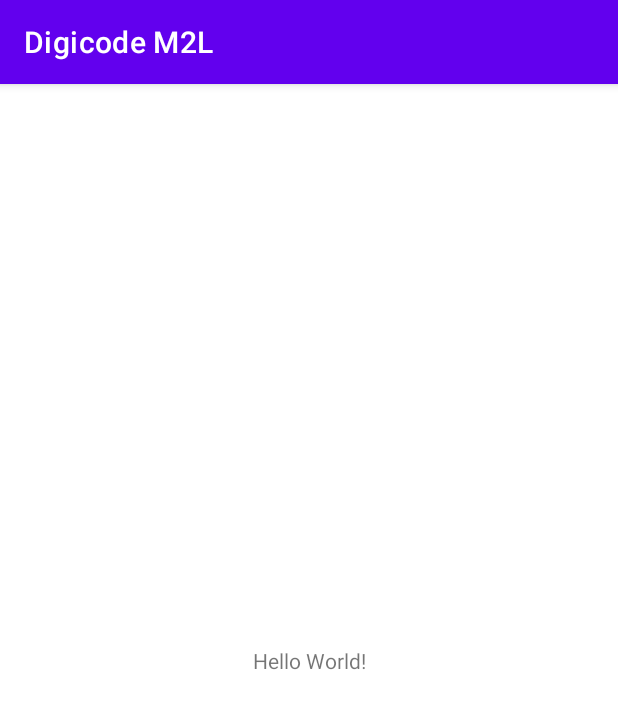
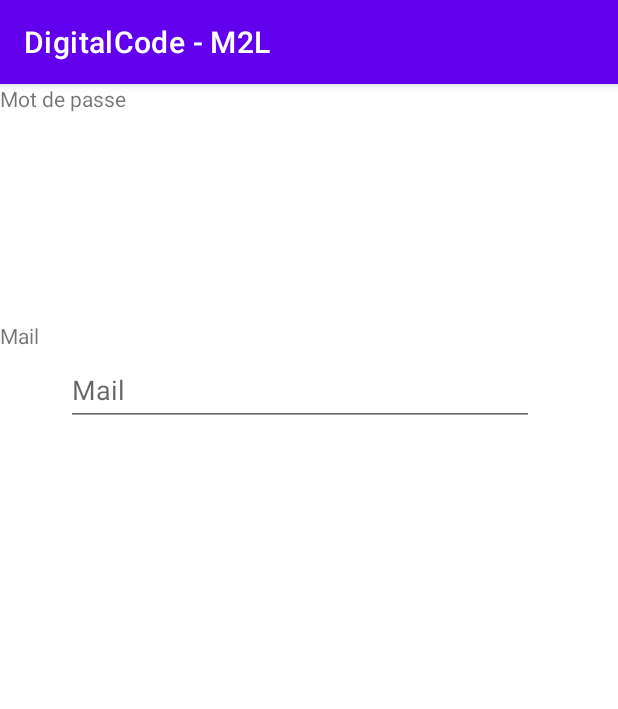
Before and after one commit to JacksonMelloGang/valres-app, an Android app: the screen it shows after launch (MainActivity before the commit, LoginActivity after it), on a phone screen of 412 x 824 dp. Shown: the top 709 px of the screen. Run offline under Robolectric (Android 15) with nearby library versions, the phone set to English and light mode, and no system bars.

Commit message:
imported project, oui

```diff
--- /dev/null
+++ b/app/src/main/java/fr/valres/app/LoginActivity.java
@@ -0,0 +1,49 @@
+package fr.valres.app;
+
+import androidx.appcompat.app.AppCompatActivity;
+
+import android.os.Bundle;
+import android.content.Intent;
+import android.database.sqlite.SQLiteDatabase;
+import android.os.Bundle;
+import android.util.Log;
+import android.view.View;
+import android.widget.Button;
+import android.widget.EditText;
+import android.widget.Toast;
+
+public class LoginActivity extends AppCompatActivity {
+
+    final MySQLiteHelper db = new MySQLiteHelper(this);
+
+    @Override
+    protected void onCreate(Bundle savedInstanceState) {
+        super.onCreate(savedInstanceState);
+        setContentView(R.layout.activity_login);
+
+        EditText ztLogin = (EditText) findViewById(R.id.ztLogin);
+        EditText ztPassword = (EditText) findViewById(R.id.ztPassword);
+
+        Button btnLogin = (Button) findViewById(R.id.btConnect);
+
+        btnLogin.setOnClickListener(new View.OnClickListener() {
+            @Override
+            public void onClick(View view) {
+                String login = ztLogin.getText().toString();
+                String password = ztPassword.getText().toString();
+
+                if (login.length() == 0 || password.length() == 0) {
+                    Toast.makeText(LoginActivity.this, "Login ou mot de passe vide", Toast.LENGTH_SHORT).show();
+                } else {
+                    if(db.login(login, password)){
+                        Toast.makeText(LoginActivity.this, "Login et mot de passe OK", Toast.LENGTH_SHORT).show();
+
+                        Intent intent = new Intent(LoginActivity.this, ChoixDateSalle.class);
+                        startActivity(intent);
+                    }
+                }
+            }
+        });
+
+    }
+}
--- a/app/src/main/java/fr/valres/app/MainActivity.java
+++ b/app/src/main/java/fr/valres/app/MainActivity.java
@@ -2,6 +2,7 @@ package fr.valres.app;
 
 import androidx.appcompat.app.AppCompatActivity;
 
+import android.content.Intent;
 import android.os.Bundle;
 
 public class MainActivity extends AppCompatActivity {
--- /dev/null
+++ b/app/src/main/java/fr/valres/app/MySQLiteHelper.java
@@ -0,0 +1,114 @@
+package fr.valres.app;
+
+import java.util.Date;
+import java.util.LinkedList;
+import java.util.List;
+
+import android.content.ContentValues;
+import android.content.Context;
+import android.database.Cursor;
+import android.database.sqlite.SQLiteDatabase;
+import android.database.sqlite.SQLiteOpenHelper;
+import android.util.Log;
+
+public class MySQLiteHelper extends SQLiteOpenHelper {
+
+    private static final int DATABASE_VERSION = 1;
+    private static final String DATABASE_NAME = "bdDigicode";
+
+    public MySQLiteHelper(Context context) {
+        super(context, DATABASE_NAME, null, DATABASE_VERSION);
+    }
+
+    @Override
+    public void onCreate(SQLiteDatabase db) {
+        String CREATE_USER_TABLE = "CREATE TABLE users ( " +
+                "id INTEGER PRIMARY KEY AUTOINCREMENT, " +
+                "login TEXT, "+
+                "password TEXT )";
+
+        String CREATE_CODE_TABLE = "CREATE TABLE code (" +
+                "id INTEGER PRIMARY KEY AUTOINCREMENT," +
+                "numero INTEGER," +
+                "salle INTEGER," +
+                "date DATE)" ;
+
+        db.execSQL(CREATE_USER_TABLE);
+        db.execSQL(CREATE_CODE_TABLE);
+
+        // Creation d'un jeu d'essai
+
+        db.execSQL("INSERT INTO users VALUES(1,'a@gmail.com',123)");
+        db.execSQL("INSERT INTO users VALUES(2,'b@gmail.com',456)");
+
+        db.execSQL("INSERT INTO code VALUES(1,123,1,'2020-12-12')");
+            }
+
+    @Override
+    public void onUpgrade(SQLiteDatabase db, int oldVersion, int newVersion) {
+        db.execSQL("DROP TABLE IF EXISTS users");
+
+    }
+
+    /**
+     * CRUD operations (create "add", read "get", update, delete) book + get all books + delete all books
+     */
+
+    private static final String TABLE_USERS = "users";
+    private static final String TABLE_DIGICODE = "code";
+
+    private static final String USERS_KEY_ID = "id";
+    private static final String USERS_KEY_LOGIN = "login";
+    private static final String USERS_KEY_PASSWORD = "password";
+
+    private static final String DIGICODE_KEY_ID = "id";
+    private static final String DIGICODE_KEY_NUMERO = "numero";
+
+
+
+    private static final String[] USERS_COLUMNS = {USERS_KEY_ID,USERS_KEY_LOGIN,USERS_KEY_PASSWORD};
+    private static final String[] DIGICODE_COLUMNS = {DIGICODE_KEY_ID,DIGICODE_KEY_NUMERO};
+
+    public boolean login(String login, String password) {
+    	SQLiteDatabase db = this.getWritableDatabase();
+    	Cursor mCursor = db.rawQuery("SELECT * FROM " + TABLE_USERS + " WHERE login=? AND password=?", new String[]{login,password});
+
+    	if (mCursor != null) {
+    		// S'il y a un resultat...
+	    	if(mCursor.getCount() > 0)
+	    	{
+	    		return true;
+	    	}
+	    }
+
+	    return false;
+	}
+
+    public boolean registerCode(int code, int salle, Date date){
+        SQLiteDatabase db = this.getWritableDatabase();
+        ContentValues values = new ContentValues();
+        values.put("numero", code);
+        values.put("salle", salle);
+        values.put("date", date.toString());
+
+        db.insert("digicode", null, values);
+        db.close();
+
+        return true;
+    }
+
+    public int recupDigicode(int salle, Date date){
+        SQLiteDatabase db = this.getWritableDatabase();
+        Cursor mCursor = db.rawQuery("SELECT * FROM " + TABLE_DIGICODE + " WHERE salle=? AND date=?", new String[]{String.valueOf(salle), date.toString()});
+        int code = 0;
+        if (mCursor != null) {
+            // if result
+            if(mCursor.getCount() > 0)
+            {
+                code = mCursor.getInt(1);
+            }
+        }
+        return code;
+    }
+
+}
--- /dev/null
+++ b/app/src/main/res/layout/activity_login.xml
@@ -0,0 +1,86 @@
+<?xml version="1.0" encoding="utf-8"?>
+<androidx.constraintlayout.widget.ConstraintLayout xmlns:android="http://schemas.android.com/apk/res/android"
+    xmlns:app="http://schemas.android.com/apk/res-auto"
+    xmlns:tools="http://schemas.android.com/tools"
+    android:layout_width="match_parent"
+    android:layout_height="match_parent"
+    tools:context=".MainActivity">
+
+    <LinearLayout
+        android:id="@+id/linearLayout"
+        android:layout_width="0dp"
+        android:layout_height="0dp"
+        android:orientation="vertical"
+        app:layout_constraintBottom_toBottomOf="parent"
+        app:layout_constraintEnd_toEndOf="parent"
+        app:layout_constraintStart_toStartOf="parent"
+        app:layout_constraintTop_toTopOf="parent">
+
+        <LinearLayout
+            android:layout_width="match_parent"
+            android:layout_height="wrap_content"
+            android:orientation="vertical">
+
+            <TextView
+                android:id="@+id/tvmdp"
+                android:layout_width="wrap_content"
+                android:layout_height="wrap_content"
+                android:layout_marginEnd="1dp"
+                android:layout_marginBottom="107dp"
+                android:text="@string/tvmdp"
+                tools:text="@string/tvmdp" />
+
+            <EditText
+                android:id="@+id/ztPassword"
+                android:layout_width="0dp"
+                android:layout_height="0dp"
+                android:layout_marginStart="45dp"
+                android:layout_marginEnd="45dp"
+                android:layout_marginBottom="31dp"
+                android:ems="10"
+                android:hint="@string/tvmdp"
+                android:inputType="textPassword" />
+
+        </LinearLayout>
+
+        <LinearLayout
+            android:layout_width="match_parent"
+            android:layout_height="match_parent"
+            android:orientation="vertical">
+
+            <TextView
+                android:id="@+id/tvlogin"
+                android:layout_width="69dp"
+                android:layout_height="22dp"
+                android:text="@string/tvloginlabel"
+                tools:text="@string/tvloginlabel" />
+
+            <EditText
+                android:id="@+id/ztLogin"
+                android:layout_width="312dp"
+                android:layout_height="48dp"
+                android:layout_marginStart="44dp"
+                android:layout_marginEnd="55dp"
+                android:ems="10"
+                android:hint="@string/tvloginlabel"
+                android:inputType="textEmailAddress" />
+
+        </LinearLayout>
+
+        <LinearLayout
+            android:layout_width="match_parent"
+            android:layout_height="match_parent"
+            android:orientation="vertical">
+
+            <Button
+                android:id="@+id/btConnect"
+                android:layout_width="wrap_content"
+                android:layout_height="wrap_content"
+                android:layout_marginBottom="135dp"
+                android:text="@string/btConnect"
+                tools:text="@string/btConnect" />
+        </LinearLayout>
+
+    </LinearLayout>
+
+</androidx.constraintlayout.widget.ConstraintLayout>
--- a/app/src/main/res/values/strings.xml
+++ b/app/src/main/res/values/strings.xml
@@ -1,3 +1,7 @@
 <resources>
-    <string name="app_name">Digicode M2L</string>
+    <string name="app_name">DigitalCode - M2L</string>
+    <string name="tvloginlabel">Mail</string>
+    <string name="tvmdp">Mot de passe</string>
+    <string name="btConnect">Se connecter</string>
+    <string name="loginbutton">Button</string>
 </resources>
```
Also changed, not shown: app/src/main/AndroidManifest.xml (+9 -1 lines), app/src/main/java/fr/valres/app/ChoixDateSalle.java (added, +102 -0 lines), app/src/main/res/layout/activity_choix_date_salle.xml (added, +104 -0 lines).
